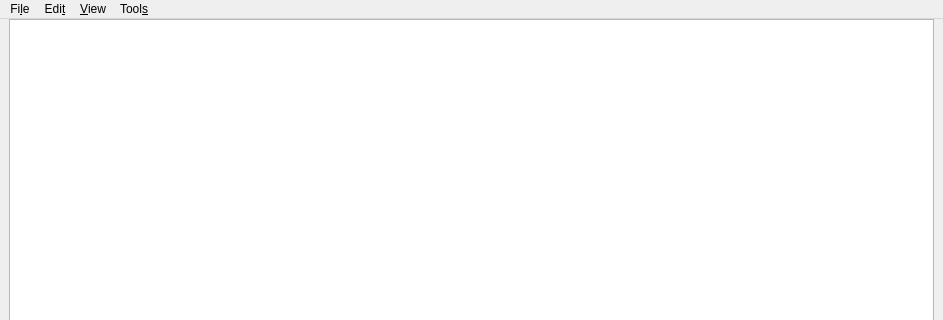
This is Text/mainwindow.ui in em1lyy/Text as Qt 5 draws it before an edit; both pictures show x 0 to 943 and y 0 to 320 of the 943 by 727 pixel window. The edited form follows.
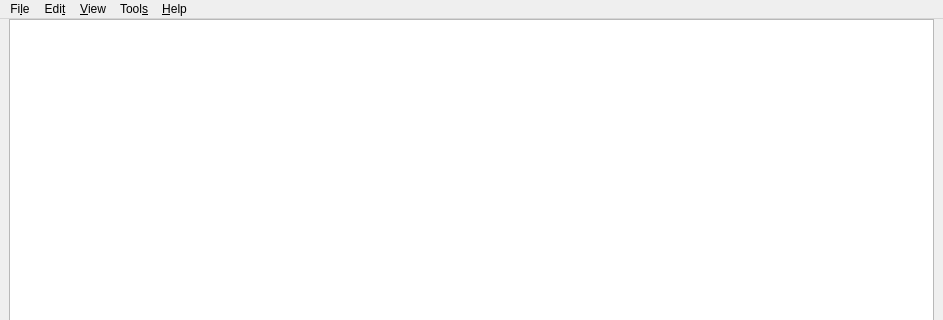
This is the edited form. Icons and pictures are not drawn.

```diff
--- a/Text/mainwindow.ui
+++ b/Text/mainwindow.ui
@@ -67,7 +67,7 @@
      <x>0</x>
      <y>0</y>
      <width>943</width>
-     <height>27</height>
+     <height>28</height>
     </rect>
    </property>
    <widget class="QMenu" name="menuFile">
@@ -103,10 +103,20 @@
     <addaction name="actionZoom_in"/>
     <addaction name="actionZoom_out"/>
    </widget>
+   <widget class="QMenu" name="menuA_bout">
+    <property name="title">
+     <string>&amp;Help</string>
+    </property>
+    <addaction name="actionH_elp"/>
+    <addaction name="separator"/>
+    <addaction name="actionAb_out"/>
+    <addaction name="actionAbout_Qt"/>
+   </widget>
    <addaction name="menuFile"/>
    <addaction name="menuEdit"/>
    <addaction name="menuView"/>
    <addaction name="menuTools"/>
+   <addaction name="menuA_bout"/>
   </widget>
   <action name="actionOpen">
    <property name="text">
```
Left out of the diff: 32 changed lines with no effect on the pictures.
